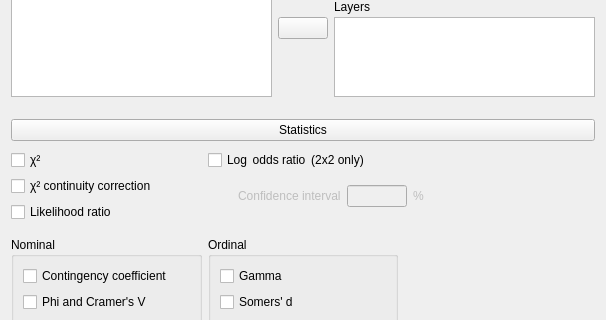
First picture: the form in JASP-Desktop/analysisforms/contingencytablesform.ui, repository jasp-stats/jasp-desktop, before the edit; both pictures show x 0 to 606 and y 423 to 743 of the 606 by 1493 pixel window.
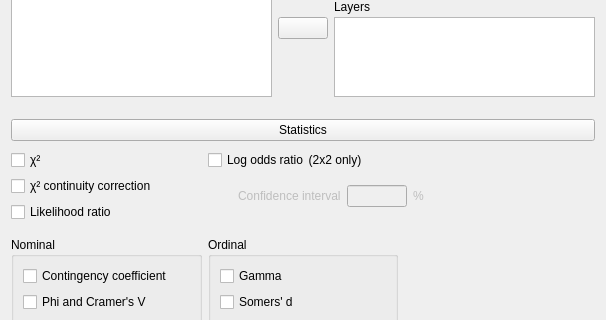
Second picture: the form after the edit. Custom widgets are drawn as their Qt base class.

Commit message: Contingency Table: Consistent capitalization

What changed in the file:
```diff
--- a/JASP-Desktop/analysisforms/contingencytablesform.ui
+++ b/JASP-Desktop/analysisforms/contingencytablesform.ui
@@ -475,7 +475,7 @@
             <item row="1" column="0" colspan="2">
              <widget class="BoundCheckBox" name="oddsRatio">
               <property name="text">
-               <string>Log  odds ratio  (2x2 only)</string>
+               <string>Log odds ratio  (2x2 only)</string>
               </property>
              </widget>
             </item>
```
The commit also changes 1 other file.
